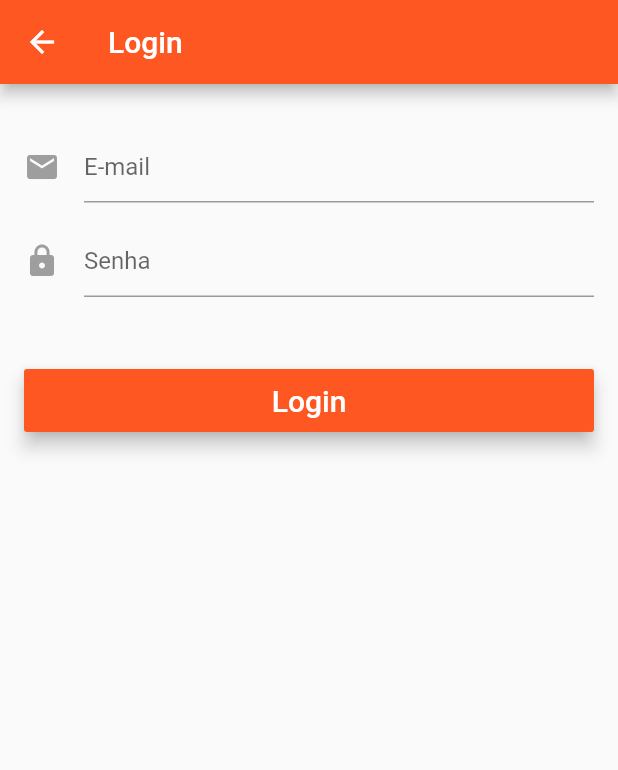
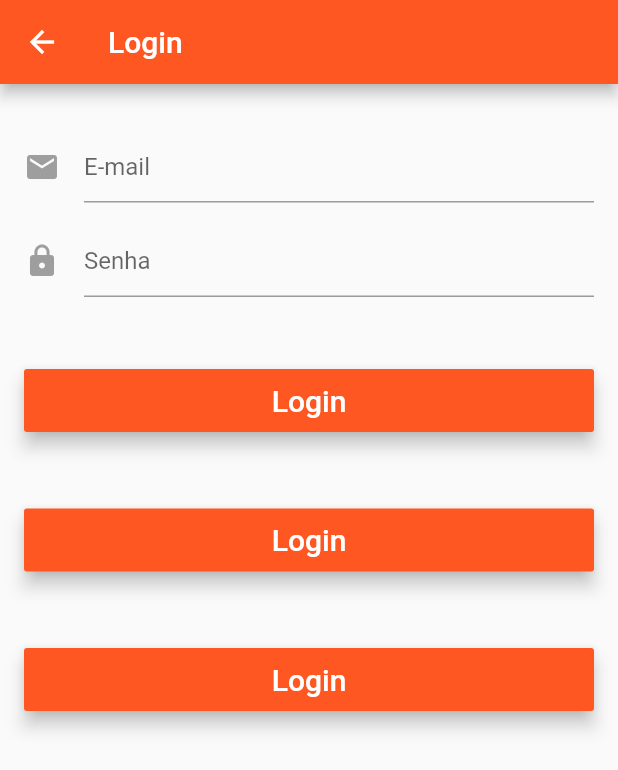
Before and after one commit to shourai-softwares/eficacia-app, a Flutter app: the screen it shows after launch, after a tap on "Login", on a phone screen of 412 x 824 dp. Shown: the top 770 px of the screen. Run offline on Flutter 3.47's test engine with Material 2 defaults, Android fonts, the light colour scheme and no system bars; our stand-ins replace cloud_firestore, firebase_auth, google_sign_in; missing offline and left inert: flutter_facebook_login; accounts and stored records are empty.

Commit message:
Adding social login

```diff
--- a/lib/main.dart
+++ b/lib/main.dart
@@ -1,7 +1,7 @@
 import 'package:flutter/material.dart';
 import 'package:scoped_model/scoped_model.dart';
 import 'package:firebase_auth/firebase_auth.dart';
-import 'package:flutter/foundation.dart';
+import './widgets/molecules/loading_screen.dart';
 import './widgets/pages/dashboard.dart';
 import './widgets/pages/landing.dart';
 import './state/AuthModel.dart';
@@ -55,7 +55,7 @@
 
     switch (status) {
       case AuthStatus.UNKNOWN:
-        screen = Text('un');
+        screen = LoadingScreen();
         break;
       case AuthStatus.AUTHENTICATED:
         screen = DashboardScreen();
--- a/lib/widgets/atoms/default_button.dart
+++ b/lib/widgets/atoms/default_button.dart
@@ -3,8 +3,9 @@
 class DefaultButton extends StatelessWidget {
   final String text;
   final Function onPressed;
+  final color;
 
-  DefaultButton({ this.text, this.onPressed });
+  DefaultButton({ this.text, this.onPressed, this.color });
 
   @override
   Widget build(BuildContext context) {
--- /dev/null
+++ b/lib/widgets/molecules/loading_screen.dart
@@ -0,0 +1,9 @@
+import 'package:flutter/material.dart';
+import '../atoms/loader_overlay.dart';
+
+class LoadingScreen extends StatelessWidget {
+  @override
+  Widget build(BuildContext context) {
+    return Scaffold(body: LoaderOverlay(show: true, child: Text('')));
+  }
+}
--- a/lib/widgets/pages/dashboard.dart
+++ b/lib/widgets/pages/dashboard.dart
@@ -1,6 +1,7 @@
 import 'package:flutter/material.dart';
 import 'package:scoped_model/scoped_model.dart';
 import '../../state/AuthModel.dart';
+import '../molecules/loading_screen.dart';
 import '../templates/client_dashboard.dart';
 import '../templates/admin_dashboard.dart';
 
@@ -10,7 +11,7 @@
     return ScopedModelDescendant<AuthModel>(
       builder: (context, child, model) {
         if(model.profile == null) {
-          return Text('p null');
+          return LoadingScreen();
         }
 
         return model.isAdmin ? AdminDashboard() : ClientDashboard();
--- a/pubspec.yaml
+++ b/pubspec.yaml
@@ -21,6 +21,8 @@
     sdk: flutter
   scoped_model: ^1.0.1
 
+  google_sign_in: ^3.3.0
+  flutter_facebook_login: ^2.0.1
   firebase_auth: ^0.11.1
   firebase_core: ^0.4.0+1
   cloud_firestore: ^0.11.0+2
```
Also changed, not shown: lib/widgets/pages/auth.dart (+60 -0 lines), pubspec.lock, 3 other files.
